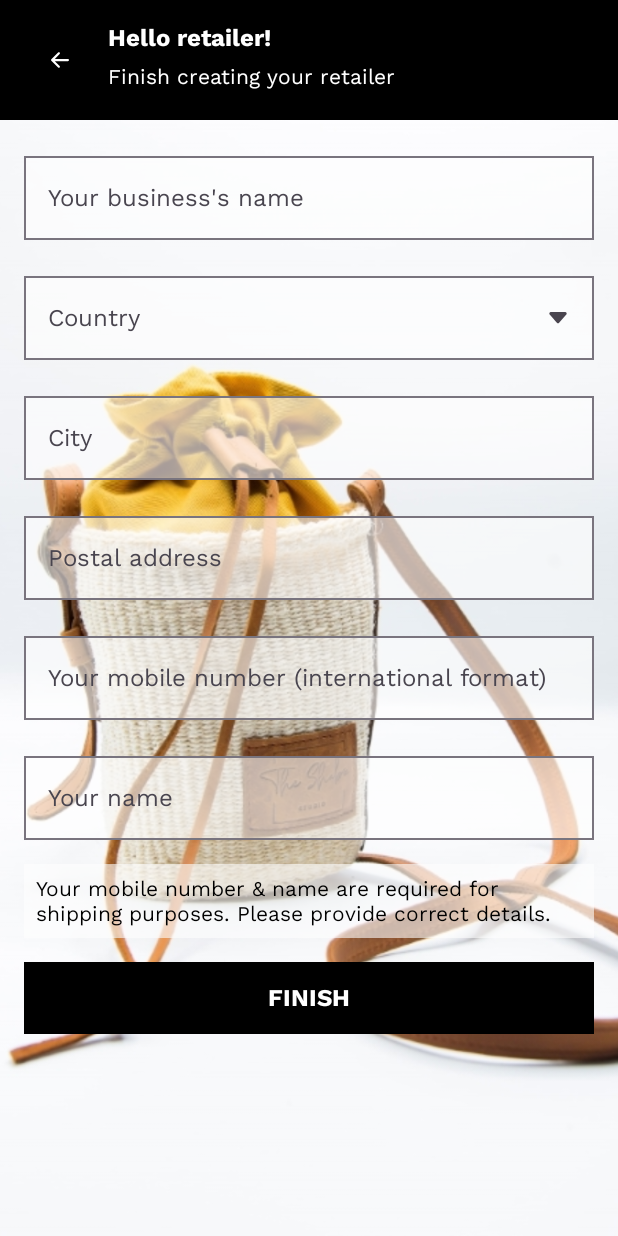
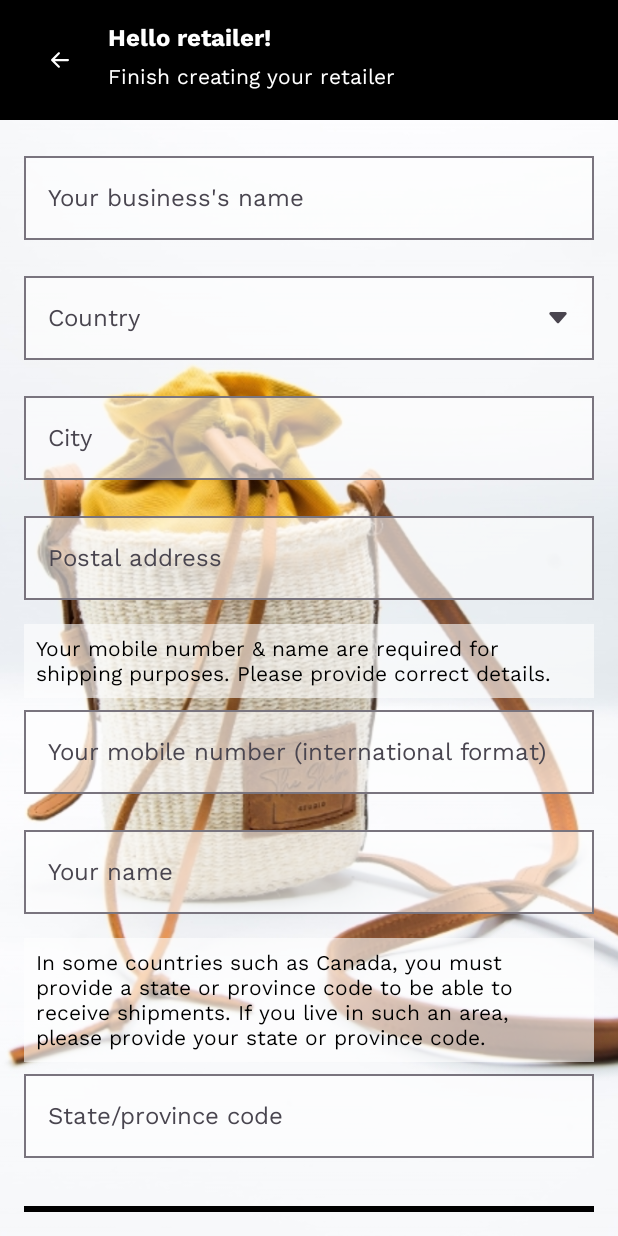
Before and after one commit to jSangKibet/ShabaRetailerApp, an Android app built with Jetpack Compose: the screen it shows after launch once a user with an empty profile is signed in (CreateRetailerActivity), after a tap on "FINISH", on a phone screen of 412 x 824 dp. Run offline under Robolectric (Android 15) with nearby library versions, the phone set to English and light mode, and no system bars; our stand-ins replace Firebase (no records; nobody signed in at launch, a user with empty details on screens opened directly).

Commit message:
Retailer creation includes optional state code

```diff
--- a/app/src/main/java/com/acework/shabaretailer/model/Retailer.kt
+++ b/app/src/main/java/com/acework/shabaretailer/model/Retailer.kt
@@ -9,7 +9,8 @@ data class Retailer(
     val id: String = "",
     val name: String = "",
     val number: String = "",
-    val postalAddress: String = ""
+    val postalAddress: String = "",
+    val stateCode: String="",
 ) {
     companion object {
         fun create(
@@ -21,7 +22,8 @@ data class Retailer(
             id: String,
             name: String,
             number: String,
-            postalAddress: String
+            postalAddress: String,
+            stateCode: String
         ): Retailer {
             return Retailer(
                 businessName,
@@ -32,7 +34,8 @@ data class Retailer(
                 id,
                 name,
                 number,
-                postalAddress
+                postalAddress,
+                stateCode
             )
         }
     }
--- a/app/src/main/java/com/acework/shabaretailer/ui/activities/retailer/CreateRetailerActivity.kt
+++ b/app/src/main/java/com/acework/shabaretailer/ui/activities/retailer/CreateRetailerActivity.kt
@@ -14,6 +14,8 @@ import androidx.compose.foundation.layout.fillMaxSize
 import androidx.compose.foundation.layout.fillMaxWidth
 import androidx.compose.foundation.layout.height
 import androidx.compose.foundation.layout.padding
+import androidx.compose.foundation.rememberScrollState
+import androidx.compose.foundation.verticalScroll
 import androidx.compose.material3.MaterialTheme
 import androidx.compose.material3.Surface
 import androidx.compose.material3.Text
@@ -98,6 +100,7 @@ private fun ActivityRoot(
                     .fillMaxWidth()
                     .padding(16.dp)
                     .weight(1f)
+                    .verticalScroll(rememberScrollState())
             ) {
 
                 // business name
@@ -145,6 +148,20 @@ private fun ActivityRoot(
                     value = uiState.postalAddress
                 )
 
+                // number & name requirement explanation
+                Row(
+                    modifier = Modifier
+                        .background(MaterialTheme.colorScheme.surface)
+                        .fillMaxWidth()
+                        .padding(8.dp)
+                ) {
+                    Text(
+                        color = MaterialTheme.colorScheme.primary,
+                        style = MaterialTheme.typography.bodySmall,
+                        text = stringResource(id = R.string.required_shipping_details)
+                    )
+                }
+
                 // mobile number
                 TextFieldTranslucent(
                     errorMsg = R.string.invalid_input,
@@ -167,7 +184,7 @@ private fun ActivityRoot(
                     value = uiState.name
                 )
 
-                // number & name requirement explanation
+                // state code requirement explanation
                 Row(
                     modifier = Modifier
                         .background(MaterialTheme.colorScheme.surface)
@@ -177,9 +194,20 @@ private fun ActivityRoot(
                     Text(
                         color = MaterialTheme.colorScheme.primary,
                         style = MaterialTheme.typography.bodySmall,
-                        text = stringResource(id = R.string.required_shipping_details)
+                        text = stringResource(id = R.string.optional_required_state_code)
                     )
                 }
+
+                // state code
+                TextFieldTranslucent(
+                    errorMsg = R.string.field_required,
+                    isError = false,
+                    label = R.string.state_code,
+                    onValueChange = { code ->
+                        viewModel.updateFields(stateCode = code)
+                    },
+                    value = uiState.stateCode
+                )
 
                 Spacer(modifier = Modifier.height(16.dp))
 
--- a/app/src/main/res/values/strings.xml
+++ b/app/src/main/res/values/strings.xml
@@ -50,6 +50,8 @@
     <string name="your_name">Your name</string>
     <string name="postal_address">Postal address</string>
     <string name="required_shipping_details">Your mobile number &amp; name are required for shipping purposes. Please provide correct details.</string>
+    <string name="optional_required_state_code">In some countries such as Canada, you must provide a state or province code to be able to receive shipments. If you live in such an area, please provide your state or province code.</string>
+    <string name="state_code">State/province code</string>
 
     <!-- catalog -->
     <string name="catalog">Catalog</string>
```
Also changed, not shown: app/src/main/java/com/acework/shabaretailer/ui/viewmodel/CreateRetailerViewModel.kt (+6 -2 lines).
